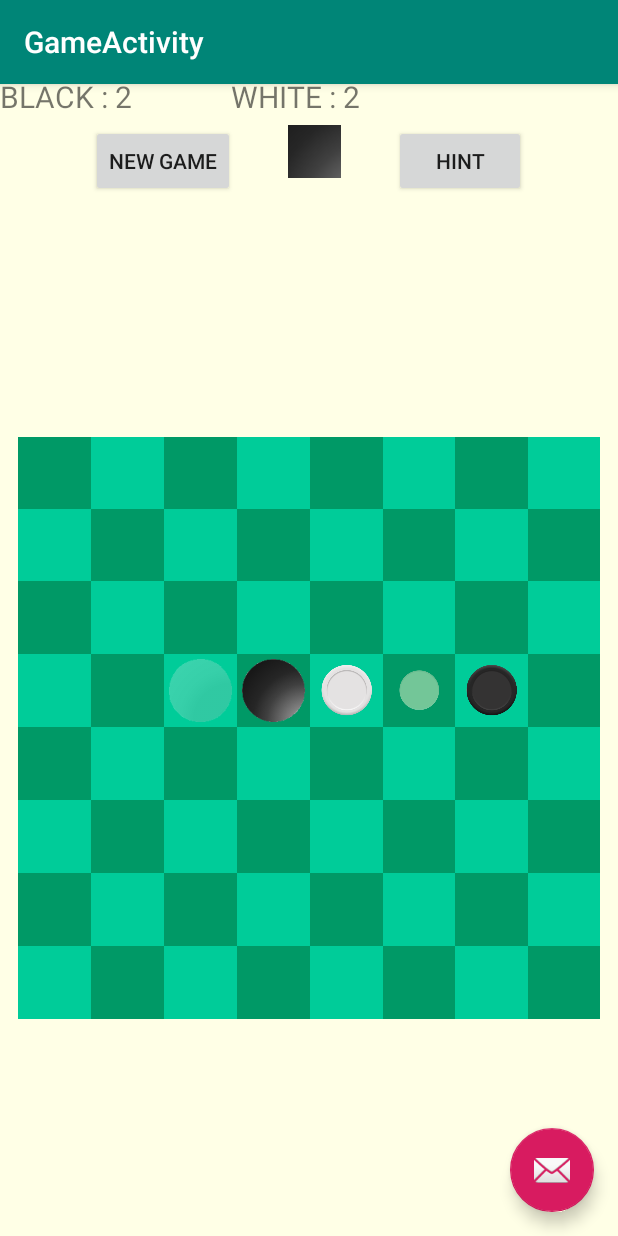
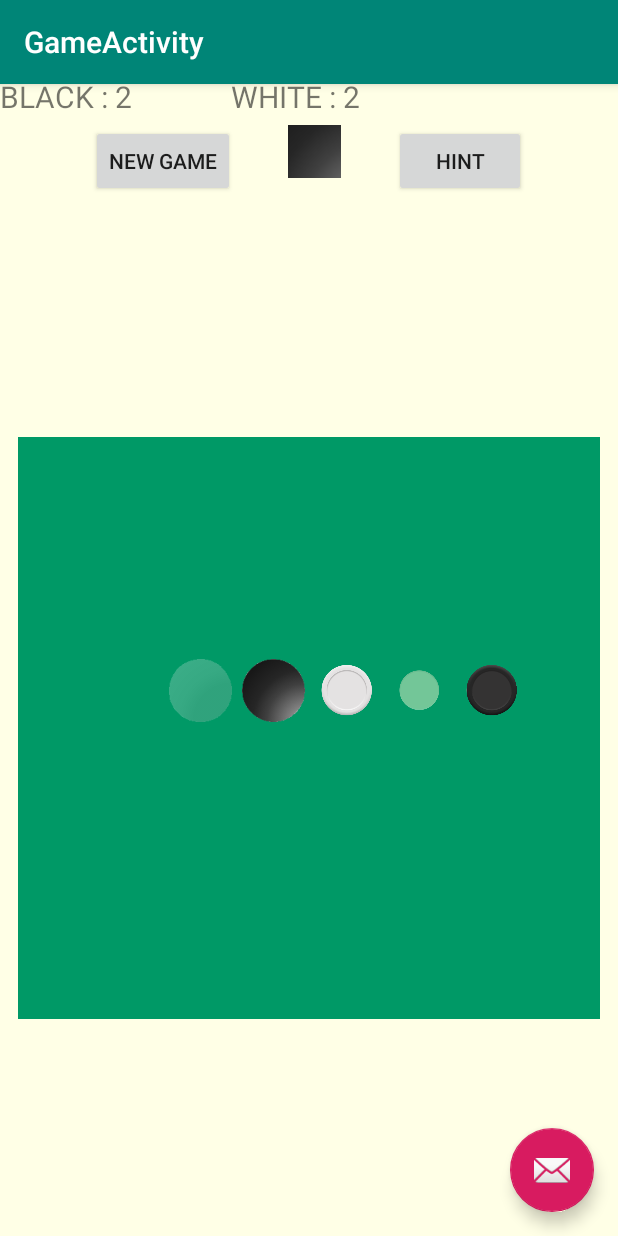
Before and after one commit to xcesco/reversi-android, an Android app: the screen it shows after launch (GameActivity), on a phone screen of 412 x 824 dp. Run offline under Robolectric (Android 15) with nearby library versions, the phone set to English and light mode, and no system bars; our stand-ins replace ButterKnife; 4 statements that could not run were skipped.

Commit message:
@wip on graphics

```diff
--- a/app/src/main/java/it/fmt/games/reversi/android/GameActivity.java
+++ b/app/src/main/java/it/fmt/games/reversi/android/GameActivity.java
@@ -1,19 +1,26 @@
 package it.fmt.games.reversi.android;
 
+import android.animation.Animator;
+import android.graphics.drawable.Drawable;
 import android.os.Bundle;
 import android.util.Log;
 import android.view.View;
+import android.view.animation.Animation;
+import android.view.animation.ScaleAnimation;
 import android.widget.TextView;
 
 import androidx.appcompat.app.AppCompatActivity;
 import androidx.appcompat.widget.Toolbar;
 
 import java.text.MessageFormat;
+import java.util.ArrayList;
 import java.util.List;
 
 import butterknife.BindView;
 import butterknife.ButterKnife;
 import it.fmt.games.reversi.GameRenderer;
+import it.fmt.games.reversi.Player1;
+import it.fmt.games.reversi.Player2;
 import it.fmt.games.reversi.PlayerFactory;
 import it.fmt.games.reversi.Reversi;
 import it.fmt.games.reversi.UserInputReader;
@@ -22,10 +29,12 @@ import it.fmt.games.reversi.android.ui.GridViewItem;
 import it.fmt.games.reversi.model.Board;
 import it.fmt.games.reversi.model.Coordinates;
 import it.fmt.games.reversi.model.GameSnapshot;
+import it.fmt.games.reversi.model.Piece;
 import it.fmt.games.reversi.model.Player;
+import it.fmt.games.reversi.model.RandomDecisionHandler;
 
 
-public class GameActivity extends AppCompatActivity implements GameRenderer, UserInputReader, View.OnClickListener {
+public class GameActivity extends AppCompatActivity implements GameRenderer, View.OnClickListener {
 
     @BindView(R.id.blackNum)
     TextView blackNum;
@@ -36,6 +45,11 @@ public class GameActivity extends AppCompatActivity implements GameRenderer, Use
     @BindView(R.id.gridLayout)
     AppGridLayout appGridLayout;
     private Coordinates coordinate;
+    private GameThread gameThread;
+    private Drawable whitePiece;
+    private Drawable blackPiece;
+    private Player1 player1;
+    private Player2 player2;
 
     @Override
     protected void onCreate(Bundle savedInstanceState) {
@@ -47,15 +61,43 @@ public class GameActivity extends AppCompatActivity implements GameRenderer, Use
         Toolbar toolbar = findViewById(R.id.toolbar);
         setSupportActionBar(toolbar);
 
-        Reversi reversi = new Reversi(this, this, PlayerFactory.createUserPlayer1(), PlayerFactory.createRoboPlayer2());
-        reversi.play();
+        whitePiece = getDrawable(R.drawable.white_256);
+        blackPiece = this.getDrawable(R.drawable.black_256);
+
+        player1 = PlayerFactory.createUserPlayer1();
+        player2 = PlayerFactory.createRoboPlayer2(new AndroidPlayer());
+
+        gameThread = new GameThread(this, player1, player2, this);
+        gameThread.start();
+    }
+
+    boolean showHints(Piece activePiece) {
+        if (player1.isHumanPlayer() && activePiece == player1.getPiece()) return true;
+        if (player2.isHumanPlayer() && activePiece == player2.getPiece()) return true;
+
+        return false;
+    }
+
+    public class AndroidPlayer extends RandomDecisionHandler {
+        @Override
+        public Coordinates compute(List<Coordinates> availableMoves) {
+            try {
+                Thread.sleep(1200);
+            } catch (InterruptedException e) {
+                e.printStackTrace();
+            }
+            return super.compute(availableMoves);
+        }
     }
 
     @Override
     public void render(GameSnapshot gameSnapshot) {
         Log.i("RENDER", "draw");
+        final boolean showHints=showHints(gameSnapshot.getActivePiece());
         this.blackNum.setText(MessageFormat.format("BLACK: {0}", gameSnapshot.getScore().getPlayer1Score()));
         this.whiteNum.setText(MessageFormat.format("WHITE: {0}", gameSnapshot.getScore().getPlayer2Score()));
+        final List<Coordinates> availableMoves = gameSnapshot.getAvailableMoves().getMovesActivePlayer();
+        final List<Coordinates> capturedMoves = gameSnapshot.getLastMove() != null ? gameSnapshot.getLastMove().getCapturedEnemyPiecesCoords() : new ArrayList<>();
 
         gameSnapshot.getBoard().getCellStream().forEach(item -> {
             GridViewItem view = (GridViewItem) appGridLayout.getChildAt(item.getCoordinates().getRow() * Board.BOARD_SIZE + item.getCoordinates().getColumn());
@@ -63,35 +105,64 @@ public class GameActivity extends AppCompatActivity implements GameRenderer, Use
             view.setTag(item.getCoordinates());
             switch (item.getPiece()) {
                 case EMPTY:
-                    view.setImageResource(R.drawable.transparent);
+                    if (showHints && availableMoves.indexOf(item.getCoordinates()) >= 0) {
+                        view.setImageResource(R.drawable.hint_256);
+                    } else {
+                        view.setImageResource(R.drawable.transparent);
+                    }
                     break;
                 case PLAYER_1:
-                    view.setImageResource(R.drawable.black_256);
+                    if (capturedMoves.indexOf(item.getCoordinates()) >= 0) {
+                        changeImage(view, whitePiece, blackPiece, 500);
+                    } else {
+                        view.setImageDrawable(blackPiece);
+                    }
                     break;
                 case PLAYER_2:
-                    view.setImageResource(R.drawable.white_256);
+                    if (capturedMoves.indexOf(item.getCoordinates()) >= 0) {
+                        changeImage(view, blackPiece, whitePiece, 500);
+                    } else {
+                        view.setImageDrawable(whitePiece);
+                    }
                     break;
             }
         });
-
     }
 
+    private void changeImage(GridViewItem view, Drawable startPiece, Drawable endkPiece, int animDuration) {
+        view.setImageDrawable(startPiece);
+        view.setScaleY(1.0f);
+        view.animate().setDuration(animDuration / 2).scaleY(0.f).setListener(new Animator.AnimatorListener() {
 
-    @Override
-    public Coordinates readInputFor(Player player, List<Coordinates> list) {
-        try {
-            while (coordinate == null || list.indexOf(coordinate)==-1) {
-                Thread.sleep(100);
+            @Override
+            public void onAnimationStart(Animator animation) {
             }
-        } catch (InterruptedException e) {
-            e.printStackTrace();
-        }
-        return coordinate;
+
+            @Override
+            public void onAnimationRepeat(Animator animation) {
+            }
+
+            @Override
+            public void onAnimationEnd(Animator animation) {
+                view.setImageDrawable(endkPiece);
+                view.animate().setDuration(animDuration / 2).scaleY(1.0f).setListener(null);
+
+            }
+
+            @Override
+            public void onAnimationCancel(Animator animation) {
+            }
+        });
     }
+
 
     @Override
     public void onClick(View v) {
         coordinate = (Coordinates) v.getTag();
 
+        synchronized (gameThread.acceptedMove) {
+            gameThread.acceptedMove.setCoordinates(coordinate);
+            gameThread.acceptedMove.notifyAll();
+        }
     }
 }
--- /dev/null
+++ b/app/src/main/res/anim/change_image.xml
@@ -0,0 +1,4 @@
+<?xml version="1.0" encoding="utf-8"?>
+<set xmlns:android="http://schemas.android.com/apk/res/android">
+
+</set>
--- /dev/null
+++ b/app/src/main/res/drawable/rotate_sides.xml
@@ -0,0 +1,5 @@
+<?xml version="1.0" encoding="utf-8"?>
+<level-list xmlns:android="http://schemas.android.com/apk/res/android">
+    <item android:maxLevel="0" android:drawable="@drawable/black_256" />
+    <item android:maxLevel="1" android:drawable="@drawable/white_256" />
+</level-list>
--- a/app/src/main/res/layout/content_game.xml
+++ b/app/src/main/res/layout/content_game.xml
@@ -43,11 +43,11 @@
     </LinearLayout>
 
     <LinearLayout
-        android:visibility="visible"
         android:layout_width="wrap_content"
         android:layout_height="wrap_content"
         android:layout_gravity="center_horizontal"
-        android:layout_marginBottom="15dp">
+        android:layout_marginBottom="15dp"
+        android:visibility="visible">
 
         <Button
             android:id="@+id/newGame"
@@ -81,6 +81,7 @@
             android:layout_width="@integer/AppGridWidth"
             android:layout_height="@integer/AppGridHeight"
             android:layout_margin="12dp"
+            android:background="#009966"
             android:columnCount="8"
             android:rowCount="8"
             android:rowOrderPreserved="true"
--- a/app/src/main/res/values/styles.xml
+++ b/app/src/main/res/values/styles.xml
@@ -33,11 +33,11 @@
     </style>
 
     <style name="AppGridItemDark" parent="@style/AppGridItem">
-        <item name="android:background">#009966</item>
+        <item name="android:background">@drawable/transparent</item>
     </style>
 
     <style name="AppGridItemLight" parent="@style/AppGridItem">
-        <item name="android:background">#00CC99</item>
+        <item name="android:background">@drawable/transparent</item>
     </style>
 
 </resources>
```
Also changed, not shown: app/src/main/java/it/fmt/games/reversi/android/GameThread.java (+52 -9 lines), app/src/main/java/it/fmt/games/reversi/android/Move.java (added, +15 -0 lines). Lines whose indentation alone changed are shown as unchanged.
